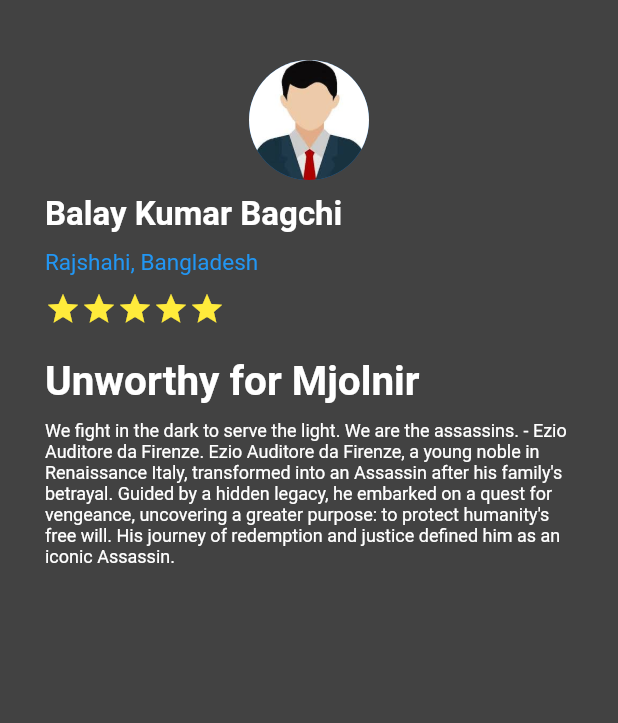
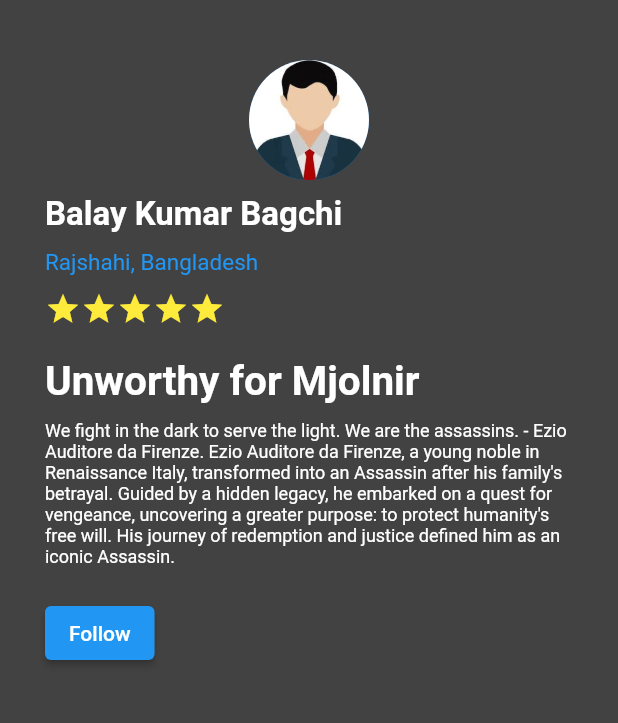
Before and after one commit to BK-Bagchi/fluttter_profile_app, a Flutter app: the screen it shows after launch, on a phone screen of 412 x 824 dp, the part 84-807 px from its top. Run offline on Flutter 3.47's test engine with Material 2 defaults, Android fonts, the phone set to English and light mode, and no system bars.

Commit message:
Follow Button added

```diff
--- a/lib/main.dart
+++ b/lib/main.dart
@@ -12,8 +12,7 @@ class MyProfileApp extends StatelessWidget {
   @override
   Widget build(BuildContext context) {
     return Directionality(
-      textDirection:
-          TextDirection.ltr, // Set the text direction to left-to-right (LTR)
+      textDirection: TextDirection.ltr,
       child: Scaffold(
         backgroundColor: Colors.grey[800],
         appBar: AppBar(
@@ -21,8 +20,8 @@ class MyProfileApp extends StatelessWidget {
           centerTitle: true,
           elevation: 0.0,
         ),
-        body: const Padding(
-          padding: EdgeInsets.fromLTRB(30.0, 40.0, 30.0, 0.0),
+        body: Padding(
+          padding: const EdgeInsets.fromLTRB(30.0, 40.0, 30.0, 0.0),
           child: Column(
             crossAxisAlignment: CrossAxisAlignment.start,
             children: <Widget>[
@@ -91,6 +90,14 @@ class MyProfileApp extends StatelessWidget {
                   fontSize: 12.0,
                 ),
               ),
+              SizedBox(height: 20.0), // Add spacing
+              ElevatedButton(
+                onPressed: () {
+                  // Add your button click action here
+                  print('Button Clicked!');
+                },
+                child: Text('Follow'),
+              ),
             ],
           ),
         ),
```
